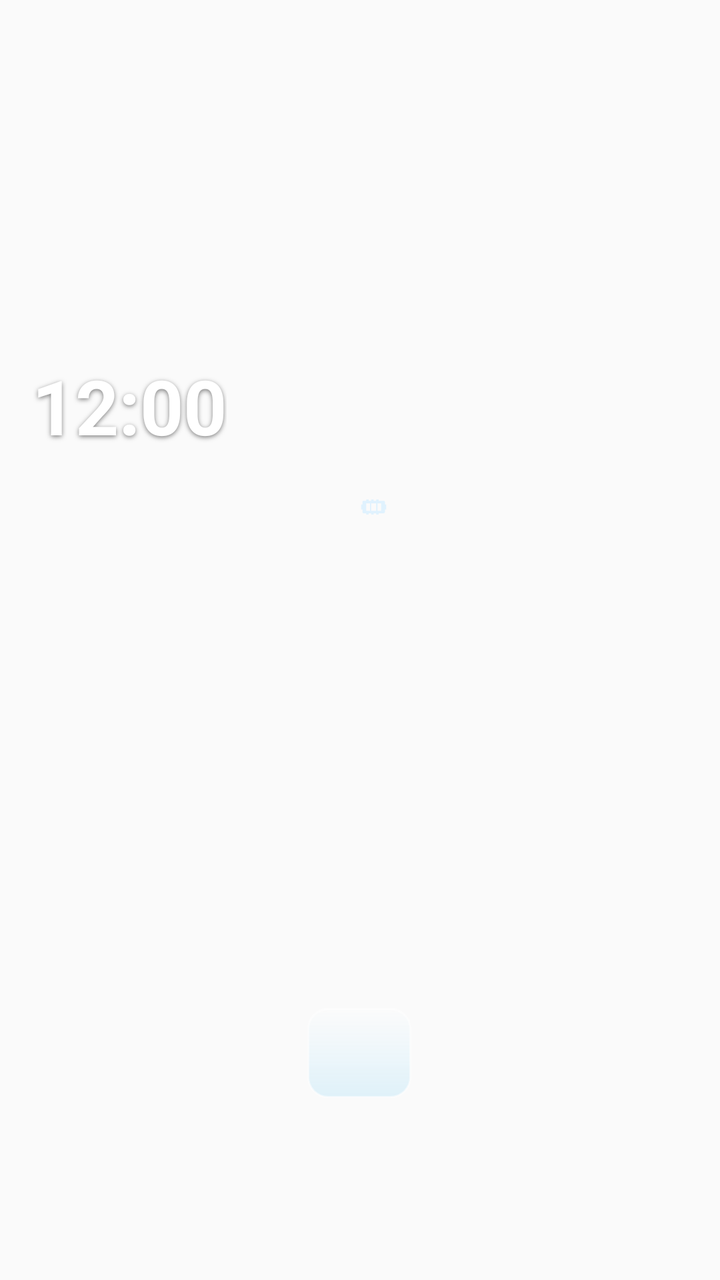
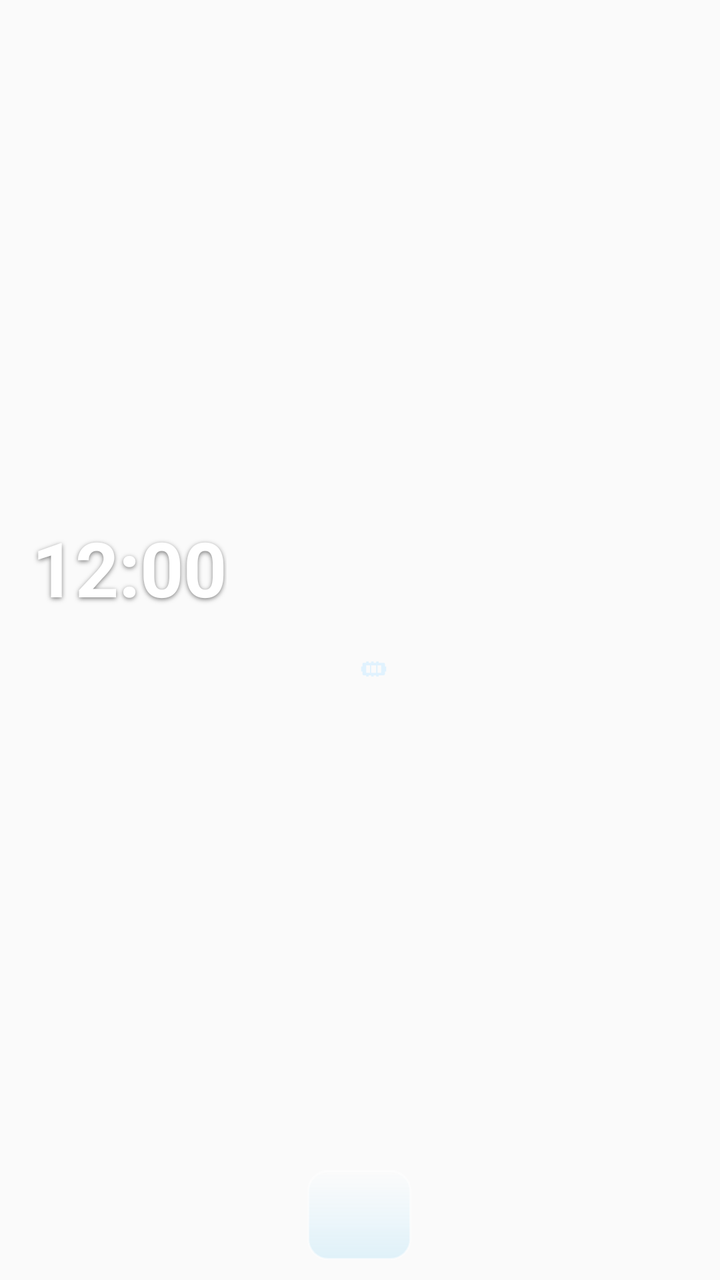

Two renders of the same Android screen: before a commit and after it. Below are the layout's source before the change and the commit's diff.
<!-- AndroidManifest.xml: application theme Theme.LumiGlassWidgets -->
<!-- res/layout/widget_layout_4x3.xml -->
<?xml version="1.0" encoding="utf-8"?>
<FrameLayout xmlns:android="http://schemas.android.com/apk/res/android"
    android:id="@+id/widget_root"
    android:layout_width="match_parent"
    android:layout_height="match_parent"
    android:background="@android:color/transparent">

    <ImageView
        android:id="@+id/widget_glass_bg"
        android:layout_width="match_parent"
        android:layout_height="match_parent"
        android:contentDescription="@null"
        android:scaleType="fitXY" />

    <LinearLayout
        android:id="@+id/widget_content_root"
        android:layout_width="match_parent"
        android:layout_height="match_parent"
        android:orientation="vertical"
        android:paddingStart="16dp"
        android:paddingTop="10dp"
        android:paddingEnd="16dp"
        android:paddingBottom="10dp"
        android:weightSum="100">

        
        <LinearLayout
            android:id="@+id/widget_upper_main_row"
            android:layout_width="match_parent"
            android:layout_height="0dp"
            android:layout_weight="66"
            android:baselineAligned="false"
            android:gravity="center_vertical"
            android:orientation="horizontal"
            android:weightSum="100">

            <LinearLayout
                android:layout_width="0dp"
                android:layout_height="match_parent"
                android:layout_weight="48"
                android:gravity="center_vertical"
                android:orientation="vertical"
                android:paddingEnd="6dp">

                <TextClock
                    android:id="@+id/widget_clock_single"
                    android:layout_width="wrap_content"
                    android:layout_height="wrap_content"
                    android:ellipsize="end"
                    android:format12Hour="hh:mm"
                    android:format24Hour="HH:mm"
                    android:includeFontPadding="false"
                    android:maxLines="1"
                    android:shadowColor="#80000000"
                    android:shadowDy="2"
                    android:shadowRadius="6"
                    android:textColor="#FFFFFF"
                    android:textSize="38sp"
                    android:textStyle="bold" />

                <LinearLayout
                    android:id="@+id/widget_clock_split_container"
                    android:layout_width="wrap_content"
                    android:layout_height="wrap_content"
                    android:orientation="horizontal"
                    android:visibility="gone">

                    <TextClock
                        android:id="@+id/widget_clock_split_hour"
                        android:layout_width="wrap_content"
                        android:layout_height="wrap_content"
                        android:format12Hour="hh"
                        android:format24Hour="HH"
                        android:includeFontPadding="false"
                        android:shadowColor="#80000000"
                        android:shadowDy="2"
                        android:shadowRadius="6"
                        android:textColor="#FFFFFF"
                        android:textSize="36sp"
                        android:textStyle="bold" />

                    <TextClock
                        android:id="@+id/widget_clock_split_minute"
                        android:layout_width="wrap_content"
                        android:layout_height="wrap_content"
                        android:layout_marginStart="6dp"
                        android:format12Hour="mm"
                        android:format24Hour="mm"
                        android:includeFontPadding="false"
                        android:shadowColor="#80000000"
                        android:shadowDy="2"
                        android:shadowRadius="6"
                        android:textColor="#BAE6FD"
                        android:textSize="36sp" />
                </LinearLayout>

                <TextView
                    android:id="@+id/widget_date_text"
                    android:layout_width="wrap_content"
                    android:layout_height="wrap_content"
                    android:layout_marginTop="4dp"
                    android:ellipsize="end"
                    android:includeFontPadding="false"
                    android:maxLines="2"
                    android:shadowColor="#70000000"
                    android:shadowDy="1"
                    android:shadowRadius="4"
                    android:textColor="#F8FAFC"
                    android:textSize="13sp" />
            </LinearLayout>

            <LinearLayout
                android:layout_width="0dp"
                android:layout_height="match_parent"
                android:layout_weight="52"
                android:gravity="center_vertical"
                android:orientation="vertical"
                android:paddingStart="6dp">

                <LinearLayout
                    android:id="@+id/widget_weather_container"
                    android:layout_width="match_parent"
                    android:layout_height="wrap_content"
                    android:gravity="center_vertical"
                    android:orientation="horizontal">

                    <ImageView
                        android:id="@+id/widget_weather_icon"
                        android:layout_width="32dp"
                        android:layout_height="32dp"
                        android:layout_marginEnd="8dp"
                        android:contentDescription="@null" />

                    <LinearLayout
                        android:layout_width="wrap_content"
                        android:layout_height="wrap_content"
                        android:orientation="vertical">

                        <LinearLayout
                            android:layout_width="wrap_content"
                            android:layout_height="wrap_content"
                            android:gravity="center_vertical"
                            android:orientation="horizontal">

                            <TextView
                                android:id="@+id/widget_weather_temp"
                                android:layout_width="wrap_content"
                                android:layout_height="wrap_content"
                                android:includeFontPadding="false"
                                android:shadowColor="#80000000"
                                android:shadowDy="1"
                                android:shadowRadius="4"
                                android:textColor="#FFFFFF"
                                android:textSize="17sp"
                                android:textStyle="bold" />

                            <TextView
                                android:id="@+id/widget_weather_condition"
                                android:layout_width="wrap_content"
                                android:layout_height="wrap_content"
                                android:layout_marginStart="6dp"
                                android:ellipsize="end"
                                android:includeFontPadding="false"
                                android:maxLines="1"
                                android:shadowColor="#70000000"
                                android:shadowDy="1"
                                android:shadowRadius="3"
                                android:textColor="#E2E8F0"
                                android:textSize="11.5sp" />
                        </LinearLayout>

                        <TextView
                            android:id="@+id/widget_weather_details"
                            android:layout_width="wrap_content"
                            android:layout_height="wrap_content"
                            android:layout_marginTop="2dp"
                            android:ellipsize="end"
                            android:includeFontPadding="false"
                            android:maxLines="1"
                            android:shadowColor="#70000000"
                            android:shadowDy="1"
                            android:shadowRadius="3"
                            android:textColor="#CBD5E1"
                            android:textSize="10.5sp" />
                    </LinearLayout>
                </LinearLayout>

                <TextView
                    android:id="@+id/widget_lunar_text"
                    android:layout_width="wrap_content"
                    android:layout_height="wrap_content"
                    android:layout_marginTop="5dp"
                    android:ellipsize="end"
                    android:includeFontPadding="false"
                    android:maxLines="1"
                    android:shadowColor="#70000000"
                    android:shadowDy="1"
                    android:shadowRadius="4"
                    android:textColor="#BAE6FD"
                    android:textSize="11.8sp" />

                <LinearLayout
                    android:id="@+id/widget_battery_container"
                    android:layout_width="wrap_content"
                    android:layout_height="wrap_content"
                    android:layout_marginTop="5dp"
                    android:gravity="center_vertical"
                    android:orientation="horizontal">

                    <ImageView
                        android:id="@+id/widget_battery_gauge"
                        android:layout_width="32dp"
                        android:layout_height="15dp"
                        android:layout_marginEnd="6dp"
                        android:contentDescription="@null" />

                    <TextView
                        android:id="@+id/widget_battery_percent_text"
                        android:layout_width="wrap_content"
                        android:layout_height="wrap_content"
                        android:includeFontPadding="false"
                        android:shadowColor="#70000000"
                        android:shadowDy="1"
                        android:shadowRadius="3"
                        android:textColor="#FFFFFF"
                        android:textSize="12sp"
                        android:textStyle="bold" />

                    <TextView
                        android:id="@+id/widget_battery_temp_text"
                        android:layout_width="wrap_content"
                        android:layout_height="wrap_content"
                        android:layout_marginStart="6dp"
                        android:includeFontPadding="false"
                        android:shadowColor="#70000000"
                        android:shadowDy="1"
                        android:shadowRadius="3"
                        android:textColor="#E2E8F0"
                        android:textSize="11.5sp" />
                </LinearLayout>

                
                <LinearLayout
                    android:id="@+id/widget_ram_container"
                    android:layout_width="wrap_content"
                    android:layout_height="wrap_content"
                    android:layout_marginTop="5dp"
                    android:gravity="center_vertical"
                    android:orientation="horizontal">

                    <ImageView
                        android:id="@+id/widget_ram_icon"
                        android:layout_width="15dp"
                        android:layout_height="15dp"
                        android:layout_marginEnd="5dp"
                        android:contentDescription="@null"
                        android:src="@drawable/ic_glass_ram" />

                    <TextView
                        android:id="@+id/widget_ram_text"
                        android:layout_width="wrap_content"
                        android:layout_height="wrap_content"
                        android:includeFontPadding="false"
                        android:shadowColor="#70000000"
                        android:shadowDy="1"
                        android:shadowRadius="3"
                        android:textColor="#E0F2FE"
                        android:textSize="11.2sp" />
                </LinearLayout>

                
                <LinearLayout
                    android:id="@+id/widget_telemetry_trio_row"
                    android:layout_width="match_parent"
                    android:layout_height="wrap_content"
                    android:layout_marginTop="4dp"
                    android:baselineAligned="false"
                    android:gravity="center_vertical"
                    android:orientation="horizontal"
                    android:visibility="gone"
                    android:weightSum="3">

                    <ImageView
                        android:id="@+id/widget_card_battery"
                        android:layout_width="0dp"
                        android:layout_height="76dp"
                        android:layout_weight="1"
                        android:contentDescription="@null"
                        android:scaleType="fitCenter" />

                    <ImageView
                        android:id="@+id/widget_card_storage"
                        android:layout_width="0dp"
                        android:layout_height="76dp"
                        android:layout_marginStart="4dp"
                        android:layout_weight="1"
                        android:contentDescription="@null"
                        android:scaleType="fitCenter" />

                    <ImageView
                        android:id="@+id/widget_card_ram"
                        android:layout_width="0dp"
                        android:layout_height="76dp"
                        android:layout_marginStart="4dp"
                        android:layout_weight="1"
                        android:contentDescription="@null"
                        android:scaleType="fitCenter" />
                </LinearLayout>
            </LinearLayout>
        </LinearLayout>

        
        <LinearLayout
            android:layout_width="match_parent"
            android:layout_height="0dp"
            android:layout_weight="34"
            android:gravity="center_vertical"
            android:orientation="vertical">

            <include layout="@layout/include_week_calendar_strip" />
        </LinearLayout>
    </LinearLayout>
</FrameLayout>
<!-- res/layout/include_week_calendar_strip.xml (included above) -->
<?xml version="1.0" encoding="utf-8"?>
<LinearLayout xmlns:android="http://schemas.android.com/apk/res/android"
    android:id="@+id/widget_week_strip_container"
    android:layout_width="match_parent"
    android:layout_height="wrap_content"
    android:baselineAligned="false"
    android:gravity="center_vertical"
    android:orientation="horizontal"
    android:paddingTop="4dp">

    
    <LinearLayout
        android:id="@+id/cal_col_0_box"
        android:layout_width="0dp"
        android:layout_height="wrap_content"
        android:layout_weight="1"
        android:gravity="center"
        android:orientation="vertical"
        android:paddingVertical="2dp">
        <TextView
            android:id="@+id/cal_col_0_weekday"
            android:layout_width="wrap_content"
            android:layout_height="wrap_content"
            android:includeFontPadding="false"
            android:maxLines="1"
            android:shadowColor="#70000000"
            android:shadowDy="1"
            android:shadowRadius="2"
            android:textColor="#CBD5E1"
            android:textSize="9.5sp" />
        <TextView
            android:id="@+id/cal_col_0_solar"
            android:layout_width="wrap_content"
            android:layout_height="wrap_content"
            android:includeFontPadding="false"
            android:maxLines="1"
            android:shadowColor="#80000000"
            android:shadowDy="1"
            android:shadowRadius="3"
            android:textColor="#FFFFFF"
            android:textSize="13sp"
            android:textStyle="bold" />
        <TextView
            android:id="@+id/cal_col_0_lunar"
            android:layout_width="wrap_content"
            android:layout_height="wrap_content"
            android:includeFontPadding="false"
            android:maxLines="1"
            android:shadowColor="#70000000"
            android:shadowDy="1"
            android:shadowRadius="2"
            android:textColor="#BAE6FD"
            android:textSize="9sp" />
    </LinearLayout>

    
    <LinearLayout
        android:id="@+id/cal_col_1_box"
        android:layout_width="0dp"
        android:layout_height="wrap_content"
        android:layout_weight="1"
        android:gravity="center"
        android:orientation="vertical"
        android:paddingVertical="2dp">
        <TextView
            android:id="@+id/cal_col_1_weekday"
            android:layout_width="wrap_content"
            android:layout_height="wrap_content"
            android:includeFontPadding="false"
            android:maxLines="1"
            android:shadowColor="#70000000"
            android:shadowDy="1"
            android:shadowRadius="2"
            android:textColor="#CBD5E1"
            android:textSize="9.5sp" />
        <TextView
            android:id="@+id/cal_col_1_solar"
            android:layout_width="wrap_content"
            android:layout_height="wrap_content"
            android:includeFontPadding="false"
            android:maxLines="1"
            android:shadowColor="#80000000"
            android:shadowDy="1"
            android:shadowRadius="3"
            android:textColor="#FFFFFF"
            android:textSize="13sp"
            android:textStyle="bold" />
        <TextView
            android:id="@+id/cal_col_1_lunar"
            android:layout_width="wrap_content"
            android:layout_height="wrap_content"
            android:includeFontPadding="false"
            android:maxLines="1"
            android:shadowColor="#70000000"
            android:shadowDy="1"
            android:shadowRadius="2"
            android:textColor="#BAE6FD"
            android:textSize="9sp" />
    </LinearLayout>

    
    <LinearLayout
        android:id="@+id/cal_col_2_box"
        android:layout_width="0dp"
        android:layout_height="wrap_content"
        android:layout_weight="1"
        android:gravity="center"
        android:orientation="vertical"
        android:paddingVertical="2dp">
        <TextView
            android:id="@+id/cal_col_2_weekday"
            android:layout_width="wrap_content"
            android:layout_height="wrap_content"
            android:includeFontPadding="false"
            android:maxLines="1"
            android:shadowColor="#70000000"
            android:shadowDy="1"
            android:shadowRadius="2"
            android:textColor="#CBD5E1"
            android:textSize="9.5sp" />
        <TextView
            android:id="@+id/cal_col_2_solar"
            android:layout_width="wrap_content"
            android:layout_height="wrap_content"
            android:includeFontPadding="false"
            android:maxLines="1"
            android:shadowColor="#80000000"
            android:shadowDy="1"
            android:shadowRadius="3"
            android:textColor="#FFFFFF"
            android:textSize="13sp"
            android:textStyle="bold" />
        <TextView
            android:id="@+id/cal_col_2_lunar"
            android:layout_width="wrap_content"
            android:layout_height="wrap_content"
            android:includeFontPadding="false"
            android:maxLines="1"
            android:shadowColor="#70000000"
            android:shadowDy="1"
            android:shadowRadius="2"
            android:textColor="#BAE6FD"
            android:textSize="9sp" />
    </LinearLayout>

    
    <LinearLayout
        android:id="@+id/cal_col_3_box"
        android:layout_width="0dp"
        android:layout_height="wrap_content"
        android:layout_marginHorizontal="2dp"
        android:layout_weight="1.15"
        android:background="@drawable/bg_glass_today_pill"
        android:gravity="center"
        android:orientation="vertical"
        android:paddingVertical="3dp">
        <TextView
            android:id="@+id/cal_col_3_weekday"
            android:layout_width="wrap_content"
            android:layout_height="wrap_content"
            android:includeFontPadding="false"
            android:maxLines="1"
            android:shadowColor="#80000000"
            android:shadowDy="1"
            android:shadowRadius="2"
            android:textColor="#FFFFFF"
            android:textSize="9.5sp"
            android:textStyle="bold" />
        <TextView
            android:id="@+id/cal_col_3_solar"
            android:layout_width="wrap_content"
            android:layout_height="wrap_content"
            android:includeFontPadding="false"
            android:maxLines="1"
            android:shadowColor="#80000000"
            android:shadowDy="1"
            android:shadowRadius="3"
            android:textColor="#FFFFFF"
            android:textSize="14sp"
            android:textStyle="bold" />
        <TextView
            android:id="@+id/cal_col_3_lunar"
            android:layout_width="wrap_content"
            android:layout_height="wrap_content"
            android:includeFontPadding="false"
            android:maxLines="1"
            android:shadowColor="#80000000"
            android:shadowDy="1"
            android:shadowRadius="2"
            android:textColor="#7DD3FC"
            android:textSize="9.5sp"
            android:textStyle="bold" />
    </LinearLayout>

    
    <LinearLayout
        android:id="@+id/cal_col_4_box"
        android:layout_width="0dp"
        android:layout_height="wrap_content"
        android:layout_weight="1"
        android:gravity="center"
        android:orientation="vertical"
        android:paddingVertical="2dp">
        <TextView
            android:id="@+id/cal_col_4_weekday"
            android:layout_width="wrap_content"
            android:layout_height="wrap_content"
            android:includeFontPadding="false"
            android:maxLines="1"
            android:shadowColor="#70000000"
            android:shadowDy="1"
            android:shadowRadius="2"
            android:textColor="#CBD5E1"
            android:textSize="9.5sp" />
        <TextView
            android:id="@+id/cal_col_4_solar"
            android:layout_width="wrap_content"
            android:layout_height="wrap_content"
            android:includeFontPadding="false"
            android:maxLines="1"
            android:shadowColor="#80000000"
            android:shadowDy="1"
            android:shadowRadius="3"
            android:textColor="#FFFFFF"
            android:textSize="13sp"
            android:textStyle="bold" />
        <TextView
            android:id="@+id/cal_col_4_lunar"
            android:layout_width="wrap_content"
            android:layout_height="wrap_content"
            android:includeFontPadding="false"
            android:maxLines="1"
            android:shadowColor="#70000000"
            android:shadowDy="1"
            android:shadowRadius="2"
            android:textColor="#BAE6FD"
            android:textSize="9sp" />
    </LinearLayout>

    
    <LinearLayout
        android:id="@+id/cal_col_5_box"
        android:layout_width="0dp"
        android:layout_height="wrap_content"
        android:layout_weight="1"
        android:gravity="center"
        android:orientation="vertical"
        android:paddingVertical="2dp">
        <TextView
            android:id="@+id/cal_col_5_weekday"
            android:layout_width="wrap_content"
            android:layout_height="wrap_content"
            android:includeFontPadding="false"
            android:maxLines="1"
            android:shadowColor="#70000000"
            android:shadowDy="1"
            android:shadowRadius="2"
            android:textColor="#CBD5E1"
            android:textSize="9.5sp" />
        <TextView
            android:id="@+id/cal_col_5_solar"
            android:layout_width="wrap_content"
            android:layout_height="wrap_content"
            android:includeFontPadding="false"
            android:maxLines="1"
            android:shadowColor="#80000000"
            android:shadowDy="1"
            android:shadowRadius="3"
            android:textColor="#FFFFFF"
            android:textSize="13sp"
            android:textStyle="bold" />
        <TextView
            android:id="@+id/cal_col_5_lunar"
            android:layout_width="wrap_content"
            android:layout_height="wrap_content"
            android:includeFontPadding="false"
            android:maxLines="1"
            android:shadowColor="#70000000"
            android:shadowDy="1"
            android:shadowRadius="2"
            android:textColor="#BAE6FD"
            android:textSize="9sp" />
    </LinearLayout>

    
    <LinearLayout
        android:id="@+id/cal_col_6_box"
        android:layout_width="0dp"
        android:layout_height="wrap_content"
        android:layout_weight="1"
        android:gravity="center"
        android:orientation="vertical"
        android:paddingVertical="2dp">
        <TextView
            android:id="@+id/cal_col_6_weekday"
            android:layout_width="wrap_content"
            android:layout_height="wrap_content"
            android:includeFontPadding="false"
            android:maxLines="1"
            android:shadowColor="#70000000"
            android:shadowDy="1"
            android:shadowRadius="2"
            android:textColor="#CBD5E1"
            android:textSize="9.5sp" />
        <TextView
            android:id="@+id/cal_col_6_solar"
            android:layout_width="wrap_content"
            android:layout_height="wrap_content"
            android:includeFontPadding="false"
            android:maxLines="1"
            android:shadowColor="#80000000"
            android:shadowDy="1"
            android:shadowRadius="3"
            android:textColor="#FFFFFF"
            android:textSize="13sp"
            android:textStyle="bold" />
        <TextView
            android:id="@+id/cal_col_6_lunar"
            android:layout_width="wrap_content"
            android:layout_height="wrap_content"
            android:includeFontPadding="false"
            android:maxLines="1"
            android:shadowColor="#70000000"
            android:shadowDy="1"
            android:shadowRadius="2"
            android:textColor="#BAE6FD"
            android:textSize="9sp" />
    </LinearLayout>

</LinearLayout>
<!-- resources referenced by this layout -->
<resources>
  <!-- drawable bg_glass_today_pill (drawable) -->
  <?xml version="1.0" encoding="utf-8"?>
  <shape xmlns:android="http://schemas.android.com/apk/res/android"
      android:shape="rectangle">
      <corners android:radius="10dp" />
      <gradient
          android:angle="270"
          android:endColor="#2238BDF8"
          android:startColor="#38FFFFFF"
          android:type="linear" />
      <stroke
          android:width="1dp"
          android:color="#88FFFFFF" />
  </shape>
  <!-- drawable ic_glass_ram (drawable) -->
  <vector xmlns:android="http://schemas.android.com/apk/res/android"
      android:width="24dp"
      android:height="24dp"
      android:viewportWidth="24"
      android:viewportHeight="24">
      
      <path
          android:fillColor="#E0F2FE"
          android:pathData="M4,7h16c0.55,0 1,0.45 1,1v8c0,0.55 -0.45,1 -1,1H4c-0.55,0 -1,-0.45 -1,-1V8c0,-0.55 0.45,-1 1,-1zm2,2v6h3V9H6zm4,0v6h4V9h-4zm5,0v6h3V9h-3zM2,10h1v4H2v-4zm19,0h1v4h-1v-4zM6,17h2v1H6v-1zm4,0h2v1h-2v-1zm4,0h2v1h-2v-1zm-8,-11h2v1H6V6zm4,0h2v1h-2V6zm4,0h2v1h-2V6z"/>
  </vector>
  <style name="Theme.LumiGlassWidgets" parent="android:Theme.Material.Light.NoActionBar" />
</resources>

<!-- the commit's change to res/layout/widget_layout_4x3.xml (unified diff, before → after) -->
@@ -20,15 +20,14 @@
         android:paddingStart="16dp"
         android:paddingTop="10dp"
         android:paddingEnd="16dp"
-        android:paddingBottom="10dp"
-        android:weightSum="100">
+        android:paddingBottom="10dp">
 
         
         <LinearLayout
             android:id="@+id/widget_upper_main_row"
             android:layout_width="match_parent"
             android:layout_height="0dp"
-            android:layout_weight="66"
+            android:layout_weight="1"
             android:baselineAligned="false"
             android:gravity="center_vertical"
             android:orientation="horizontal"
@@ -268,57 +267,48 @@
                         android:textSize="11.2sp" />
                 </LinearLayout>
 
-                
-                <LinearLayout
-                    android:id="@+id/widget_telemetry_trio_row"
-                    android:layout_width="match_parent"
-                    android:layout_height="wrap_content"
-                    android:layout_marginTop="4dp"
-                    android:baselineAligned="false"
-                    android:gravity="center_vertical"
-                    android:orientation="horizontal"
-                    android:visibility="gone"
-                    android:weightSum="3">
-
-                    <ImageView
-                        android:id="@+id/widget_card_battery"
-                        android:layout_width="0dp"
-                        android:layout_height="76dp"
-                        android:layout_weight="1"
-                        android:contentDescription="@null"
-                        android:scaleType="fitCenter" />
-
-                    <ImageView
-                        android:id="@+id/widget_card_storage"
-                        android:layout_width="0dp"
-                        android:layout_height="76dp"
-                        android:layout_marginStart="4dp"
-                        android:layout_weight="1"
-                        android:contentDescription="@null"
-                        android:scaleType="fitCenter" />
-
-                    <ImageView
-                        android:id="@+id/widget_card_ram"
-                        android:layout_width="0dp"
-                        android:layout_height="76dp"
-                        android:layout_marginStart="4dp"
-                        android:layout_weight="1"
-                        android:contentDescription="@null"
-                        android:scaleType="fitCenter" />
-                </LinearLayout>
             </LinearLayout>
         </LinearLayout>
 
         
         <LinearLayout
+            android:id="@+id/widget_telemetry_trio_row"
             android:layout_width="match_parent"
-            android:layout_height="0dp"
-            android:layout_weight="34"
+            android:layout_height="wrap_content"
+            android:layout_marginTop="4dp"
+            android:baselineAligned="false"
             android:gravity="center_vertical"
-            android:orientation="vertical">
-
-            <include layout="@layout/include_week_calendar_strip" />
+            android:orientation="horizontal"
+            android:visibility="gone">
+
+            <ImageView
+                android:id="@+id/widget_card_battery"
+                android:layout_width="0dp"
+                android:layout_height="52dp"
+                android:layout_weight="1"
+                android:contentDescription="@null"
+                android:scaleType="fitCenter" />
+
+            <ImageView
+                android:id="@+id/widget_card_storage"
+                android:layout_width="0dp"
+                android:layout_height="52dp"
+                android:layout_marginStart="4dp"
+                android:layout_weight="1"
+                android:contentDescription="@null"
+                android:scaleType="fitCenter" />
+
+            <ImageView
+                android:id="@+id/widget_card_ram"
+                android:layout_width="0dp"
+                android:layout_height="52dp"
+                android:layout_marginStart="4dp"
+                android:layout_weight="1"
+                android:contentDescription="@null"
+                android:scaleType="fitCenter" />
         </LinearLayout>
+
+        <include layout="@layout/include_week_calendar_strip" />
     </LinearLayout>
 </FrameLayout>
 <!-- res/layout/include_week_calendar_strip.xml (included above) -->
